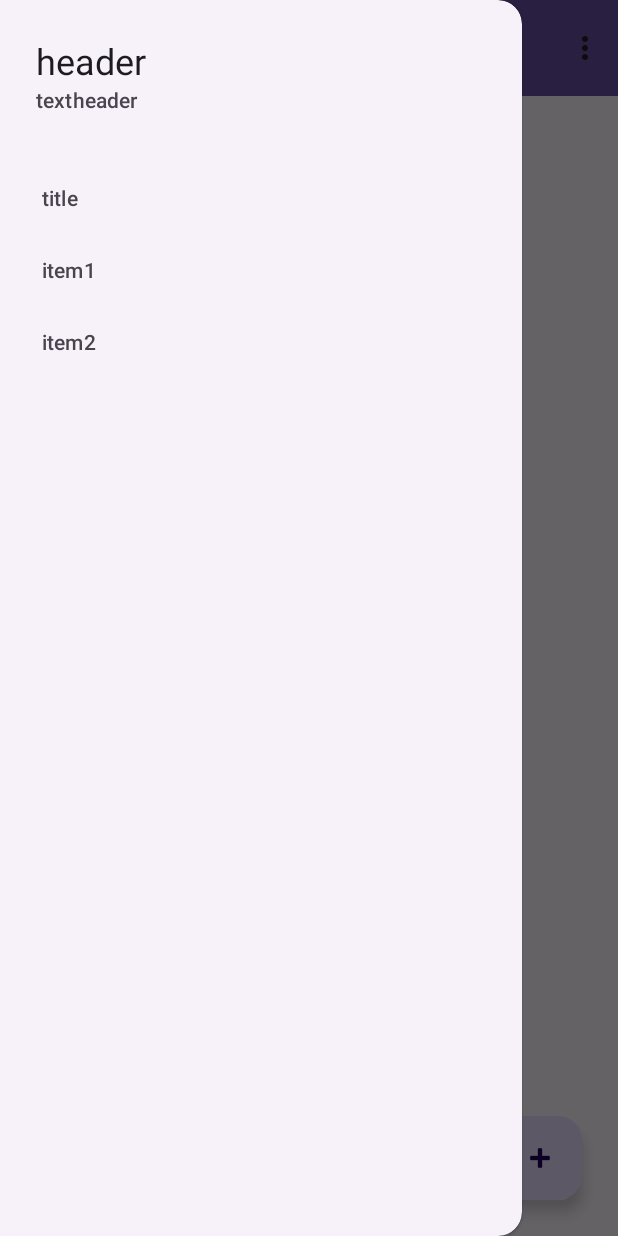
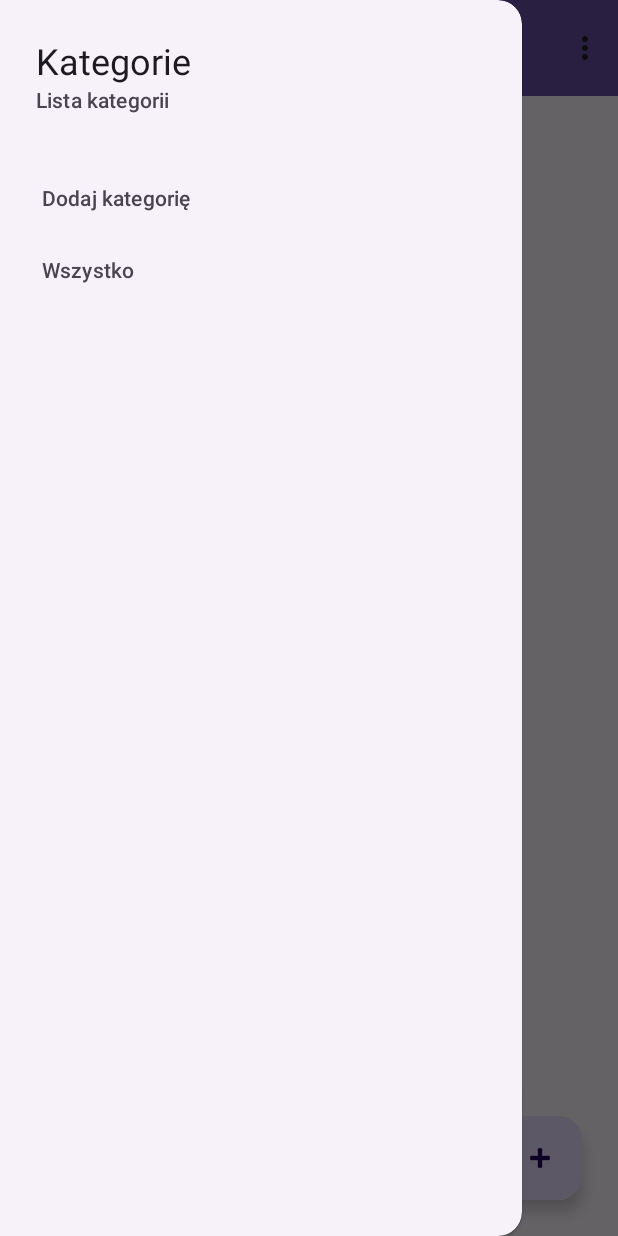
Before and after one commit to TomekP00/ToDoAndroid, an Android app: the screen it shows after launch (MainActivity), with the side drawer open, on a phone screen of 412 x 824 dp. Run offline under Robolectric (Android 15) with nearby library versions, the phone set to English and light mode, and no system bars.

Commit message:
menu kategorii

```diff
--- /dev/null
+++ b/app/src/main/java/com/example/pum_todo/CategoryItem.java
@@ -0,0 +1,19 @@
+package com.example.pum_todo;
+
+public class CategoryItem {
+    private String id;
+    private String name;
+
+    public CategoryItem(String id, String name) {
+        this.id = id;
+        this.name = name;
+    }
+
+    public String getId() {
+        return id;
+    }
+
+    public String getName() {
+        return name;
+    }
+}
--- a/app/src/main/java/com/example/pum_todo/MainActivity.java
+++ b/app/src/main/java/com/example/pum_todo/MainActivity.java
@@ -18,13 +18,16 @@ import androidx.recyclerview.widget.LinearLayoutManager;
 import androidx.recyclerview.widget.RecyclerView;
 
 import com.google.android.material.floatingactionbutton.FloatingActionButton;
+import com.google.android.material.navigation.NavigationView;
 
 import java.util.ArrayList;
+import java.util.List;
 
 public class MainActivity extends AppCompatActivity {
     private DBHelper dbHelper;
     private FloatingActionButton addTodoBtn;
     ArrayList<TodoItem> todoItems;
+    ArrayList<CategoryItem> categoryItems;
     Adapter adapter;
     private static final int TODO_ACTIVITY_REQUEST_CODE = 1;
     RecyclerView recyclerView;
@@ -40,9 +43,17 @@ public class MainActivity extends AppCompatActivity {
         recyclerView = findViewById(R.id.recycler_view);
 
         dbHelper = new DBHelper(this);
-        SQLiteDatabase db = dbHelper.getWritableDatabase();
 
         initRecyclerView();
+        getCategoryItems();
+
+        NavigationView navigationView = findViewById(R.id.navigationView);
+        Menu menu = navigationView.getMenu();
+
+        for (CategoryItem category : categoryItems) {
+            MenuItem menuItem = menu.add(Menu.NONE, Integer.parseInt(category.getId()), Menu.NONE, category.getName());
+            menuItem.setCheckable(true);
+        }
 
         addTodoBtn = findViewById(R.id.floatingActionButton);
         addTodoBtn.setOnClickListener(new View.OnClickListener() {
@@ -51,7 +62,6 @@ public class MainActivity extends AppCompatActivity {
                 openTodoActivity();
             }
         });
-
     }
 
     private void openTodoActivity() {
@@ -136,6 +146,26 @@ public class MainActivity extends AppCompatActivity {
         cursor.close();
     }
 
+    private void getCategoryItems() {
+        categoryItems = new ArrayList<CategoryItem>();
+        SQLiteDatabase db = dbHelper.getReadableDatabase();
+        String[] categoryList = {
+                Category.CategoryEntry._ID,
+                Category.CategoryEntry.COLUMN_CATEGORY_NAME
+        };
+
+        Cursor cursor = db.query(Category.CategoryEntry.TABLE_CATEGORY, categoryList, null, null, null, null, null);
+
+        while (cursor.moveToNext()) {
+            String id = cursor.getString(cursor.getColumnIndexOrThrow(Category.CategoryEntry._ID));
+            String name = cursor.getString(cursor.getColumnIndexOrThrow(Category.CategoryEntry.COLUMN_CATEGORY_NAME));
+
+            CategoryItem item = new CategoryItem(id, name);
+            categoryItems.add(item);
+        }
+        cursor.close();
+    }
+
     @Override
     public boolean onCreateOptionsMenu(Menu menu) {
         getMenuInflater().inflate(R.menu.main, menu);
--- a/app/src/main/java/com/example/pum_todo/TodoItem.java
+++ b/app/src/main/java/com/example/pum_todo/TodoItem.java
@@ -32,5 +32,4 @@ public class TodoItem {
     public void setDone(String done) {
         this.done = done;
     }
-
 }
--- a/app/src/main/res/layout/activity_main.xml
+++ b/app/src/main/res/layout/activity_main.xml
@@ -25,56 +25,3 @@
         tools:ignore="MissingConstraints" />
 
 </androidx.drawerlayout.widget.DrawerLayout>
-
-    <!--
-    <androidx.constraintlayout.widget.ConstraintLayout xmlns:android="http://schemas.android.com/apk/res/android"
-        xmlns:app="http://schemas.android.com/apk/res-auto"
-        xmlns:tools="http://schemas.android.com/tools"
-        android:layout_width="match_parent"
-        android:layout_height="match_parent"
-        tools:context=".MainActivity">
-
-        <com.google.android.material.navigation.NavigationView
-            android:id="@+id/navigationView"
-            android:layout_width="wrap_content"
-            android:layout_height="match_parent"
-            app:layout_constraintStart_toStartOf="parent"
-            app:menu="@menu/navigation_drawer"
-            app:headerLayout="@layout/header_navigation_drawer"
-            tools:ignore="MissingConstraints" />
-
-        <TextView
-            android:id="@+id/textView"
-            android:layout_width="wrap_content"
-            android:layout_height="wrap_content"
-            android:text="Hello World!"
-            app:layout_constraintBottom_toBottomOf="parent"
-            app:layout_constraintEnd_toEndOf="parent"
-            app:layout_constraintStart_toStartOf="parent"
-            app:layout_constraintTop_toTopOf="parent" />
-
-        <androidx.appcompat.widget.Toolbar
-            android:id="@+id/toolbar"
-            android:layout_width="0dp"
-            android:layout_height="wrap_content"
-            android:background="?attr/colorPrimary"
-            android:minHeight="?attr/actionBarSize"
-            android:theme="?attr/actionBarTheme"
-            app:layout_constraintEnd_toEndOf="parent"
-            app:layout_constraintStart_toStartOf="parent"
-            app:layout_constraintTop_toTopOf="parent" />
-
-        <com.google.android.material.floatingactionbutton.FloatingActionButton
-            android:id="@+id/floatingActionButton"
-            android:layout_width="wrap_content"
-            android:layout_height="wrap_content"
-            android:layout_marginEnd="24dp"
-            android:layout_marginBottom="24dp"
-            android:clickable="true"
-            app:layout_constraintBottom_toBottomOf="parent"
-            app:layout_constraintEnd_toEndOf="parent"
-            app:srcCompat="@android:drawable/ic_input_add"
-            android:contentDescription="TODO" />
-
-
-    </androidx.constraintlayout.widget.ConstraintLayout>-->
--- a/app/src/main/res/layout/header_navigation_drawer.xml
+++ b/app/src/main/res/layout/header_navigation_drawer.xml
@@ -16,7 +16,7 @@
             android:layout_marginStart="24dp"
             android:layout_marginTop="24dp"
             android:layout_marginEnd="24dp"
-            android:text="header"
+            android:text="Kategorie"
             android:textAppearance="?attr/textAppearanceHeadlineSmall"
             android:textColor="?attr/colorOnSurface" />
 
@@ -26,7 +26,7 @@
             android:layout_marginStart="24dp"
             android:layout_marginEnd="24dp"
             android:layout_marginBottom="24dp"
-            android:text="textheader"
+            android:text="Lista kategorii"
             android:textAppearance="?attr/textAppearanceTitleSmall"
             android:textColor="?attr/colorOnSurfaceVariant" />
 
--- a/app/src/main/res/menu/navigation_drawer.xml
+++ b/app/src/main/res/menu/navigation_drawer.xml
@@ -4,18 +4,8 @@
     tools:ignore="HardcodedText">
 
     <item
-        android:id="@+id/main_item"
-        android:title="title">
-        <menu>
-            <item
-                android:id="@+id/inbox_item"
-                android:checkable="true"
-                android:title="item1" />
-            <item
-                android:id="@+id/outbox_item"
-                android:checkable="true"
-                android:title="item2" />
-        </menu>
-    </item>
+        android:id="@+id/addCategory"
+        android:checkable="true"
+        android:title="Dodaj kategorię" />
 
 </menu>
```
